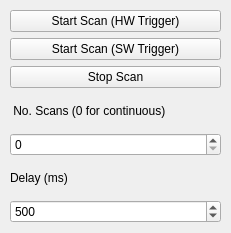
Above: core/sl_sensor_rqt_guis/scanning_gui/resource/Scanning.ui from ethz-asl/sl_sensor before the change. Below: the same form after it.
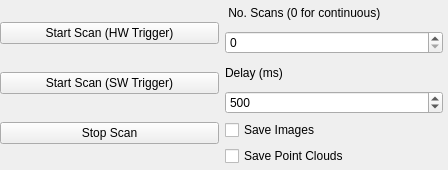
That is the form after the change.

Commit message: Working saving functionality for scanning dashboard

What changed in the file:
```diff
--- a/core/sl_sensor_rqt_guis/scanning_gui/resource/Scanning.ui
+++ b/core/sl_sensor_rqt_guis/scanning_gui/resource/Scanning.ui
@@ -6,8 +6,8 @@
    <rect>
     <x>0</x>
     <y>0</y>
-    <width>231</width>
-    <height>233</height>
+    <width>448</width>
+    <height>170</height>
    </rect>
   </property>
   <property name="windowTitle">
@@ -16,15 +16,26 @@
   <widget class="QWidget" name="verticalLayoutWidget">
    <property name="geometry">
     <rect>
-     <x>10</x>
-     <y>10</y>
-     <width>211</width>
-     <height>213</height>
+     <x>0</x>
+     <y>0</y>
+     <width>443</width>
+     <height>166</height>
     </rect>
    </property>
+   <layout class="QHBoxLayout" name="horizontalLayout">
+    <item>
    <layout class="QVBoxLayout" name="verticalLayout">
+      <property name="sizeConstraint">
+       <enum>QLayout::SetDefaultConstraint</enum>
+      </property>
     <item>
      <widget class="QPushButton" name="startScanHWTrigger">
+        <property name="sizePolicy">
+         <sizepolicy hsizetype="Minimum" vsizetype="Fixed">
+          <horstretch>0</horstretch>
+          <verstretch>0</verstretch>
+         </sizepolicy>
+        </property>
       <property name="text">
        <string>Start Scan (HW Trigger)</string>
       </property>
@@ -32,6 +43,12 @@
     </item>
     <item>
      <widget class="QPushButton" name="startScanSWTrigger">
+        <property name="sizePolicy">
+         <sizepolicy hsizetype="Minimum" vsizetype="Fixed">
+          <horstretch>0</horstretch>
+          <verstretch>0</verstretch>
+         </sizepolicy>
+        </property>
       <property name="text">
        <string>Start Scan (SW Trigger)</string>
       </property>
@@ -39,11 +56,21 @@
     </item>
     <item>
      <widget class="QPushButton" name="stopScan">
+        <property name="sizePolicy">
+         <sizepolicy hsizetype="Minimum" vsizetype="Fixed">
+          <horstretch>0</horstretch>
+          <verstretch>0</verstretch>
+         </sizepolicy>
+        </property>
       <property name="text">
        <string>Stop Scan</string>
       </property>
      </widget>
     </item>
+     </layout>
+    </item>
+    <item>
+     <layout class="QVBoxLayout" name="verticalLayout_2">
     <item>
      <widget class="QLabel" name="label">
       <property name="text">
@@ -73,6 +100,22 @@
        <number>500</number>
       </property>
      </widget>
+      </item>
+      <item>
+       <widget class="QCheckBox" name="saveImages">
+        <property name="text">
+         <string>Save Images</string>
+        </property>
+       </widget>
+      </item>
+      <item>
+       <widget class="QCheckBox" name="savePointClouds">
+        <property name="text">
+         <string>Save Point Clouds</string>
+        </property>
+       </widget>
+      </item>
+     </layout>
     </item>
    </layout>
   </widget>
```
Left out of the diff: 2 changed lines with no effect on the pictures. Lines whose indentation alone changed are shown as unchanged. The commit also changes 5 other files.
